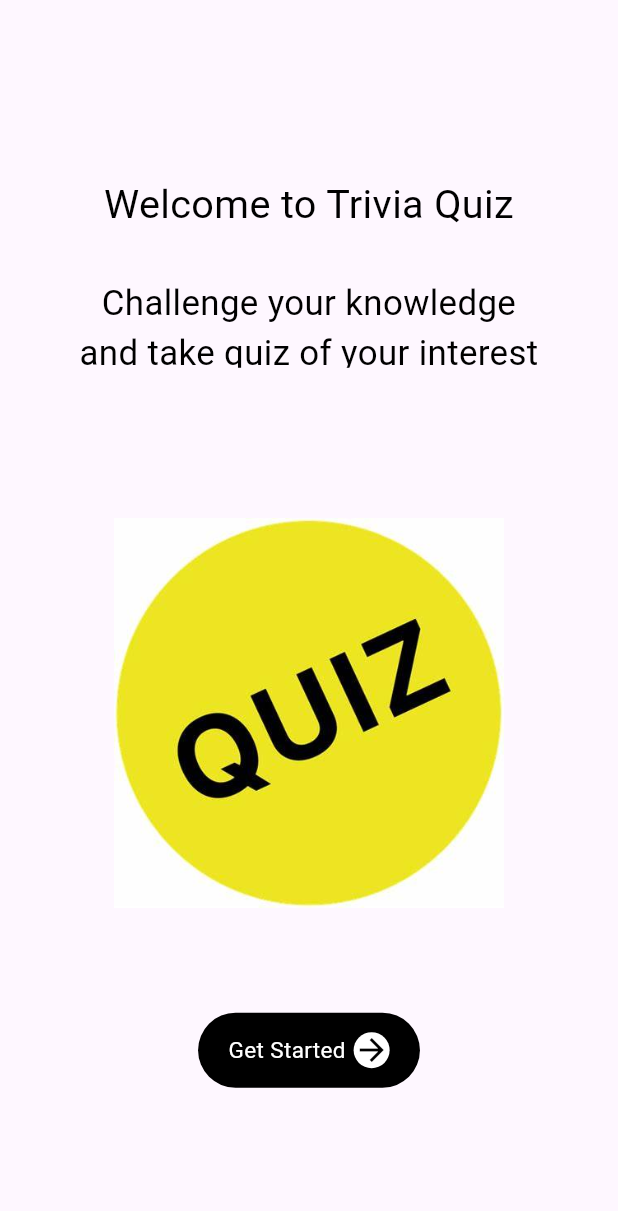
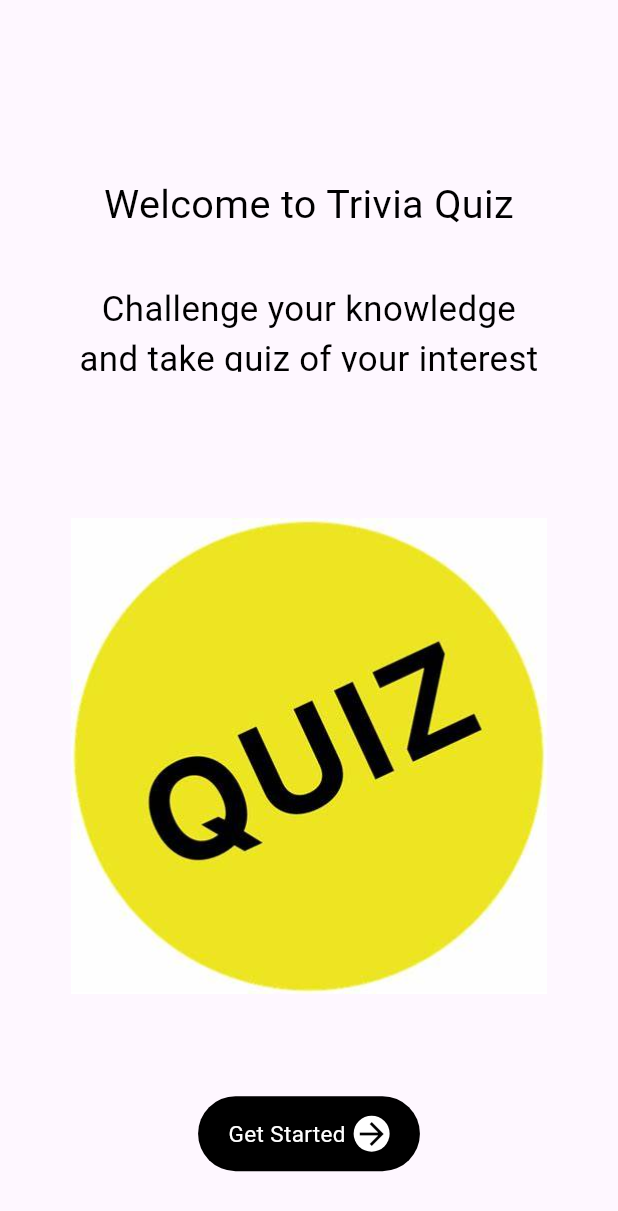
Before and after one commit to OLADISEA/trivia, a Flutter app: the screen it shows after launch, on a phone screen of 412 x 824 dp. Shown: the top 1211 px of the screen. Run offline on Flutter 3.47's test engine with Material 3 defaults, Android fonts, the light colour scheme and no system bars; our stand-ins replace firebase_core, flutter_screenutil, persistent_bottom_nav_bar; accounts and stored records are empty.

Commit message:
Made some adjustments

```diff
--- a/lib/features/onboarding/onboarding_screen.dart
+++ b/lib/features/onboarding/onboarding_screen.dart
@@ -15,14 +15,14 @@ class OnboardingPage extends StatelessWidget {
           //crossAxisAlignment: CrossAxisAlignment.center,
           children: [
             Reusable(text: "Welcome to Trivia Quiz",fontSize: 25.sp,),
-            SizedBox(height: 30,),
+            SizedBox(height: 35.h,),
             Container(
-                padding: EdgeInsets.only(left: 15,right: 15),
-                height: 60,
+                padding: EdgeInsets.only(left: 15.w,right: 15.w),
+                height: 60.h,
                 child: Reusable(text: "Challenge your knowledge and take quiz of your interest",fontSize: 22.sp,)),
-            SizedBox(height: 100,),
-            Image.asset("assets/images/quiz_logo.jpg",width: 260,),
-            SizedBox(height: 70,),
+            SizedBox(height: 100.h,),
+            Image.asset("assets/images/quiz_logo.jpg",width: 300.w,),
+            SizedBox(height: 70.h,),
             GetStarted()
           ],
         ),
```
